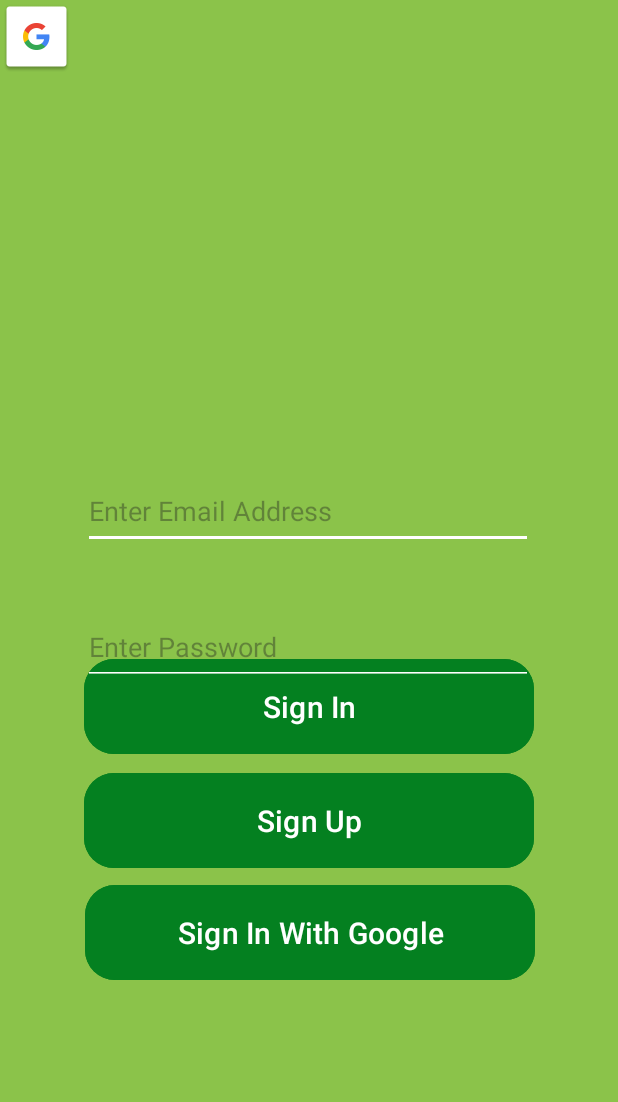
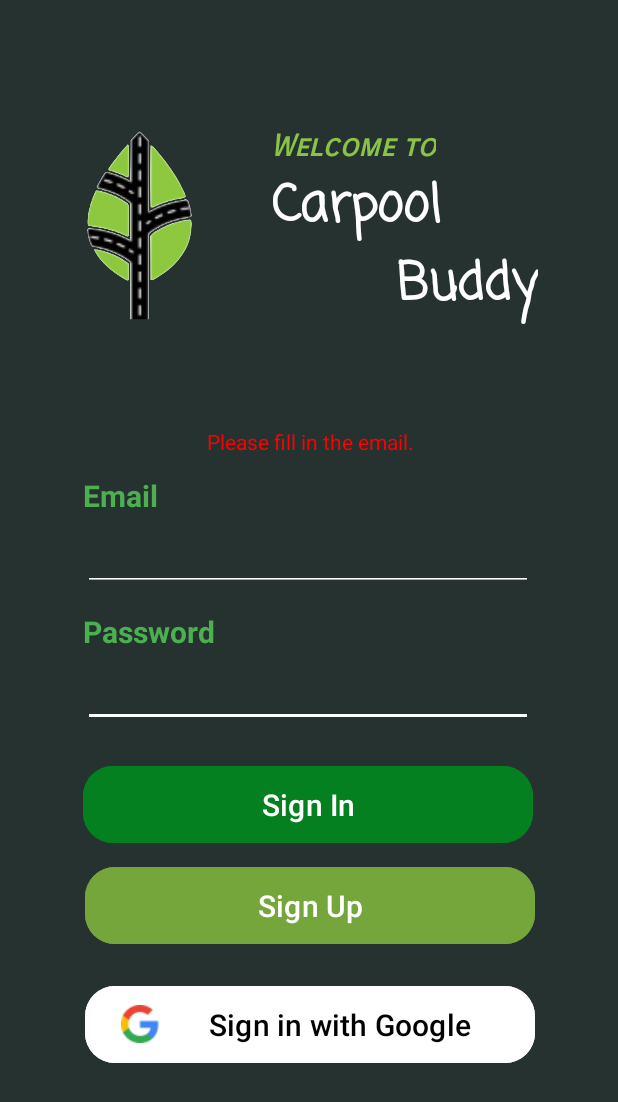
Before and after one commit to sherrys2025/PSET-CarpoolBuddy, an Android app: the screen it shows after launch (AuthActivity), after a tap on "Sign In", on a phone screen of 412 x 824 dp. Shown: the top 1102 px of the screen. Run offline under Robolectric (Android 15) with nearby library versions, the phone set to English and light mode, and no system bars; our stand-ins replace Firebase (no records; nobody signed in at launch, a user with empty details on screens opened directly); 1 statement that could not run was skipped; 1 other tap on this screen came first.

Commit message:
i hate #4

```diff
--- a/app/src/main/java/com/example/carpoolbuddy/AuthActivity.java
+++ b/app/src/main/java/com/example/carpoolbuddy/AuthActivity.java
@@ -65,14 +65,45 @@ public class AuthActivity extends AppCompatActivity {
 //
 //    }
 
+    private void collectEmailAndPassword(String email, String password){
+        email = emailField.getText().toString();
+        System.out.println(email);
+        password = passwordField.getText().toString();
+        if(email.equals(null) || email.equals("")) {
+            errorMsg.setText("Please fill in the email.");
+            return;
+        }
+        if(password.equals(null) || password.equals("")) {
+            errorMsg.setText("Please fill in the password.");
+            return;
+        }
+        System.out.println(password);
+        System.out.println();
+    }
+
+    private void displayErrorMessage(String exceptionMessage){
+        if (exceptionMessage.equals("The supplied auth credential is incorrect, malformed or has expired.")){
+            errorMsg.setText("Incorrect password. Try again.");
+        } else {
+            if (exceptionMessage.length() < 20) {
+                errorMsg.setText(exceptionMessage);
+            } else {
+                for (int i = 20; i > 0; i--) {
+                    while (exceptionMessage.charAt(i) != ' '){
+                        i++;
+                    }
+                    exceptionMessage = exceptionMessage.substring(0,i) + "\n" + exceptionMessage.substring(i);
+                    System.out.println(exceptionMessage);
+                }
+                errorMsg.setText(exceptionMessage);
+            }
+        }
+    }
+
     public void signIn(View v){
         System.out.println("Sign in");
-        String email = emailField.getText().toString();
-        System.out.println(email);
-        String password = passwordField.getText().toString();
-        System.out.println(password);
-        System.out.println();
-
+        String email = "", password = "";
+        collectEmailAndPassword(email, password);
         mAuth.signInWithEmailAndPassword(email, password)
                 .addOnCompleteListener(this, new OnCompleteListener<AuthResult>() {
                     @Override
@@ -86,33 +117,15 @@ public class AuthActivity extends AppCompatActivity {
                             // If sign in fails, display a message to the user.
                             Log.w("SIGN IN", "signInWithEmail:failure", task.getException());
                             String exceptionMessage = task.getException().getMessage();
-                            if (exceptionMessage.equals("The supplied auth credential is incorrect, malformed or has expired.")){
-                                    errorMsg.setText("Incorrect password. Try again.");
-                            } else {
-                                if (exceptionMessage.length() < 20) {
-                                    errorMsg.setText(exceptionMessage);
-                                } else {
-                                    for (int i = 20; i > 0; i--) {
-                                        while (exceptionMessage.charAt(i) != ' '){
-                                            i++;
-                                        }
-                                        exceptionMessage = exceptionMessage.substring(0,i) + "\n" + exceptionMessage.substring(i);
-                                        System.out.println(exceptionMessage);
-                                    }
-                                    errorMsg.setText(exceptionMessage);
-                                }
-                            }
+                            displayErrorMessage(exceptionMessage);
                         }
                     }
                 });
     }
     public void signUp(View v){
         System.out.println("Sign up");
-        String email = emailField.getText().toString();
-        System.out.println(email);
-        String password = passwordField.getText().toString();
-        System.out.println(password);
-        System.out.println();
+        String email = "", password = "";
+        collectEmailAndPassword(email, password);
 
         mAuth.createUserWithEmailAndPassword(email, password)
                 .addOnCompleteListener(this, new OnCompleteListener<AuthResult>() {
@@ -126,22 +139,7 @@ public class AuthActivity extends AppCompatActivity {
                             // If sign in fails, display a message to the user.
                             Log.w("SIGN UP", "signUpWithEmail:failure", task.getException());
                             String exceptionMessage = task.getException().getMessage();
-                            if (exceptionMessage.equals("The supplied auth credential is incorrect, malformed or has expired.")){
-                                errorMsg.setText("Incorrect password. Try again.");
-                            } else {
-                                if (exceptionMessage.length() < 20) {
-                                    errorMsg.setText(exceptionMessage);
-                                } else {
-                                    for (int i = exceptionMessage.length() - 30; i > 30; i-=30) {
-                                        while (exceptionMessage.charAt(i) != ' '){
-                                            i--;
-                                        }
-                                        exceptionMessage = exceptionMessage.substring(0,i+1) + "\n" + exceptionMessage.substring(i+1);
-                                        System.out.println(exceptionMessage);
-                                    }
-                                    errorMsg.setText(exceptionMessage);
-                                }
-                            }
+                            displayErrorMessage(exceptionMessage);
                         }
                     }
                 });
--- a/app/src/main/res/layout/activity_auth.xml
+++ b/app/src/main/res/layout/activity_auth.xml
@@ -4,48 +4,56 @@
     xmlns:tools="http://schemas.android.com/tools"
     android:layout_width="match_parent"
     android:layout_height="match_parent"
-    android:background=" #8BC34A"
+    android:background="#263230"
     android:foregroundTint="#F8F8F8">
 
-    <Button
-        android:id="@+id/signInButton"
+    <TextView
+        android:id="@+id/textView6"
+        android:layout_width="wrap_content"
+        android:layout_height="wrap_content"
+        android:layout_marginStart="84dp"
+        android:fontFamily="casual"
+        android:text="Buddy"
+        android:textColor="#FFFFFF"
+        android:textSize="34sp"
+        android:textStyle="bold"
+        app:layout_constraintStart_toStartOf="@+id/textView5"
+        app:layout_constraintTop_toBottomOf="@+id/textView5" />
+
+    <TextView
+        android:id="@+id/errorMsg"
         android:layout_width="300dp"
-        android:layout_height="67dp"
-        android:layout_marginTop="437dp"
-        android:backgroundTint="#048020"
-        android:fontFamily="sans-serif-medium"
-        android:insetTop="2dp"
-        android:insetBottom="2dp"
-        android:onClick="signIn"
-        android:text="Sign In"
-        android:textSize="20sp"
-        app:cornerRadius="20dp"
+        android:layout_height="wrap_content"
+        android:layout_marginBottom="40dp"
+        android:gravity="center"
+        android:maxLines="4"
+        android:textColor="#FF0000"
+        app:layout_constraintBottom_toTopOf="@+id/editTextEmail"
         app:layout_constraintEnd_toEndOf="parent"
-        app:layout_constraintHorizontal_bias="0.5"
-        app:layout_constraintStart_toStartOf="parent"
-        app:layout_constraintTop_toTopOf="parent" />
+        app:layout_constraintHorizontal_bias="0.504"
+        app:layout_constraintStart_toStartOf="parent" />
 
     <EditText
-        android:id="@+id/editTextEmail"
+        android:id="@+id/editTextPassword"
         android:layout_width="300dp"
         android:layout_height="50dp"
         android:backgroundTint="@color/white"
         android:ems="10"
-        android:hint="Enter Email Address"
-        android:inputType="textEmailAddress"
-        app:layout_constraintBottom_toTopOf="@+id/editTextPassword"
+        android:inputType="textPassword"
+        android:textColor="#FFFFFF"
+        app:layout_constraintBottom_toBottomOf="parent"
         app:layout_constraintEnd_toEndOf="parent"
         app:layout_constraintHorizontal_bias="0.495"
         app:layout_constraintStart_toStartOf="parent"
         app:layout_constraintTop_toTopOf="parent"
-        app:layout_constraintVertical_bias="0.886" />
+        app:layout_constraintVertical_bias="0.562" />
 
     <Button
         android:id="@+id/signUpButton"
         android:layout_width="300dp"
-        android:layout_height="67dp"
-        android:layout_marginTop="513dp"
-        android:backgroundTint="#048020"
+        android:layout_height="55dp"
+        android:layout_marginTop="12dp"
+        android:backgroundTint="#75A63B"
         android:fontFamily="sans-serif-medium"
         android:insetTop="2dp"
         android:insetBottom="2dp"
@@ -54,61 +62,128 @@
         android:textSize="20sp"
         app:cornerRadius="20dp"
         app:layout_constraintEnd_toEndOf="parent"
-        app:layout_constraintHorizontal_bias="0.5"
+        app:layout_constraintHorizontal_bias="0.504"
         app:layout_constraintStart_toStartOf="parent"
-        app:layout_constraintTop_toTopOf="parent" />
+        app:layout_constraintTop_toBottomOf="@+id/signInButton" />
 
-    <TextView
-        android:id="@+id/errorMsg"
+    <Button
+        android:id="@+id/signInButton"
         android:layout_width="300dp"
-        android:layout_height="wrap_content"
-        android:layout_marginBottom="28dp"
-        android:gravity="center"
-        android:maxLines="4"
-        android:textColor="#FF0000"
-        app:layout_constraintBottom_toTopOf="@+id/editTextEmail"
+        android:layout_height="55dp"
+        android:layout_marginTop="24dp"
+        android:backgroundTint="#048020"
+        android:fontFamily="sans-serif-medium"
+        android:insetTop="2dp"
+        android:insetBottom="2dp"
+        android:onClick="signIn"
+        android:text="Sign In"
+        android:textColor="#FFFFFF"
+        android:textSize="20sp"
+        app:cornerRadius="20dp"
         app:layout_constraintEnd_toEndOf="parent"
-        app:layout_constraintHorizontal_bias="0.495"
-        app:layout_constraintStart_toStartOf="parent" />
+        app:layout_constraintHorizontal_bias="0.0"
+        app:layout_constraintStart_toStartOf="@+id/editTextPassword"
+        app:layout_constraintTop_toBottomOf="@+id/editTextPassword" />
 
     <EditText
-        android:id="@+id/editTextPassword"
+        android:id="@+id/editTextEmail"
         android:layout_width="300dp"
         android:layout_height="50dp"
-        android:backgroundTint="@color/white"
+        android:backgroundTint="#FFFFFF"
         android:ems="10"
-        android:hint="Enter Password"
-        android:inputType="textPassword"
-        app:layout_constraintBottom_toBottomOf="parent"
+        android:foregroundTint="#EEEEEE"
+        android:inputType="textEmailAddress"
+        android:outlineProvider="bounds"
+        android:shadowColor="#FFFFFF"
+        android:textColor="#FFFFFF"
+        app:layout_constraintBottom_toTopOf="@+id/editTextPassword"
         app:layout_constraintEnd_toEndOf="parent"
         app:layout_constraintHorizontal_bias="0.495"
         app:layout_constraintStart_toStartOf="parent"
         app:layout_constraintTop_toTopOf="parent"
-        app:layout_constraintVertical_bias="0.525" />
+        app:layout_constraintVertical_bias="0.894" />
+
+    <TextView
+        android:id="@+id/textView"
+        android:layout_width="wrap_content"
+        android:layout_height="wrap_content"
+        android:text="Password"
+        android:textColor="#4CAF50"
+        android:textSize="20sp"
+        android:textStyle="bold"
+        app:layout_constraintBottom_toTopOf="@+id/editTextPassword"
+        app:layout_constraintStart_toStartOf="@+id/editTextPassword" />
 
     <Button
         android:id="@+id/googleSignInButton"
         android:layout_width="300dp"
-        android:layout_height="67dp"
-        android:layout_marginTop="588dp"
-        android:backgroundTint="#048020"
+        android:layout_height="55dp"
+        android:layout_marginTop="24dp"
+        android:backgroundTint="#FFFFFF"
         android:fontFamily="sans-serif-medium"
         android:insetTop="2dp"
         android:insetBottom="2dp"
-        android:text="Sign In With Google"
+        android:text="Sign in with Google    "
+        android:textAlignment="textEnd"
+        android:textColor="#000000"
         android:textSize="20sp"
         app:cornerRadius="20dp"
+        app:icon="@drawable/googleg_standard_color_18"
+        app:iconSize="25dp"
+        app:iconTintMode="multiply"
         app:layout_constraintEnd_toEndOf="parent"
         app:layout_constraintHorizontal_bias="0.504"
         app:layout_constraintStart_toStartOf="parent"
+        app:layout_constraintTop_toBottomOf="@+id/signUpButton" />
+
+    <TextView
+        android:id="@+id/textView2"
+        android:layout_width="wrap_content"
+        android:layout_height="wrap_content"
+        android:text="Email"
+        android:textColor="#4CAF50"
+        android:textSize="20sp"
+        android:textStyle="bold"
+        app:layout_constraintBottom_toTopOf="@+id/editTextEmail"
+        app:layout_constraintStart_toStartOf="@+id/editTextEmail" />
+
+    <ImageView
+        android:id="@+id/imageView2"
+        android:layout_width="273dp"
+        android:layout_height="262dp"
+        android:layout_marginEnd="180dp"
+        android:cropToPadding="false"
+        android:scaleType="centerInside"
+        app:layout_constraintEnd_toEndOf="parent"
+        app:layout_constraintTop_toTopOf="parent"
+        app:srcCompat="@drawable/logo" />
+
+    <TextView
+        android:id="@+id/textView4"
+        android:layout_width="wrap_content"
+        android:layout_height="wrap_content"
+        android:layout_marginTop="85dp"
+        android:fontFamily="sans-serif-smallcaps"
+        android:text="Welcome to"
+        android:textColor="#8BC34A"
+        android:textSize="20sp"
+        android:textStyle="bold|italic"
+        app:layout_constraintStart_toStartOf="@+id/textView5"
         app:layout_constraintTop_toTopOf="parent" />
 
-    <ImageView
-        android:id="@+id/imageView"
+    <TextView
+        android:id="@+id/textView5"
         android:layout_width="wrap_content"
         android:layout_height="wrap_content"
-        app:srcCompat="@drawable/common_google_signin_btn_icon_light"
-        tools:layout_editor_absoluteX="68dp"
-        tools:layout_editor_absoluteY="588dp" />
+        android:layout_marginTop="2dp"
+        android:layout_marginEnd="118dp"
+        android:fontFamily="casual"
+        android:text="Carpool"
+        android:textColor="#FFFFFF"
+        android:textSize="34sp"
+        android:textStyle="bold"
+        app:layout_constraintEnd_toEndOf="parent"
+        app:layout_constraintTop_toBottomOf="@+id/textView4" />
+
 
 </androidx.constraintlayout.widget.ConstraintLayout>
```
Also changed, not shown: app/src/main/res/drawable-notlong/screenshot_2023_12_17_at_17_51_38.png (added), app/src/main/res/drawable/logo.png (added), app/src/main/res/drawable/screenshot_2023_12_17_at_17_51_38.png (added), 1 other file.
